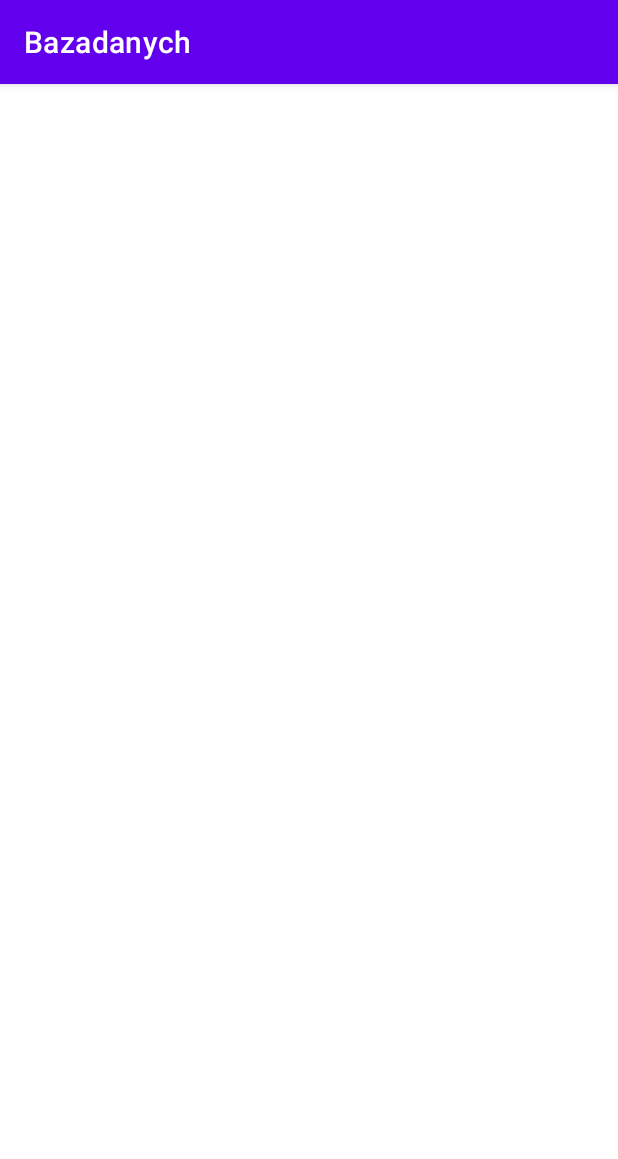
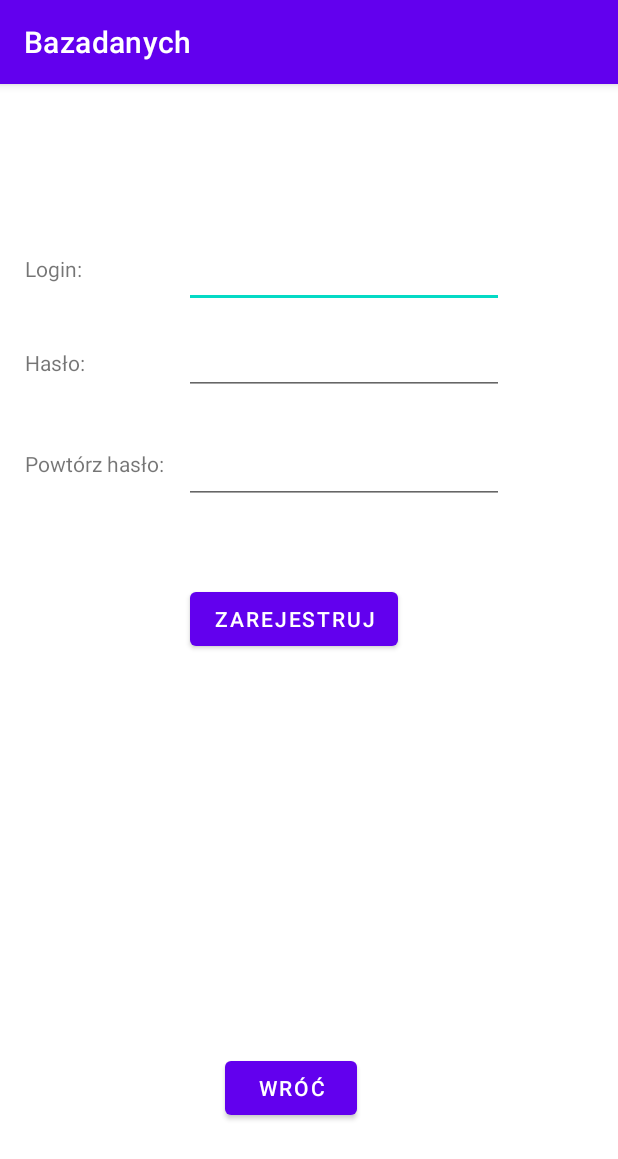
Before and after one commit to Gryba19/bazadanych, an Android app: the RegisterActivity screen opened directly, with no data from a screen before it, on a phone screen of 412 x 824 dp. Shown: the top 1159 px of the screen. Run offline under Robolectric (Android 15) with nearby library versions, the phone set to English and light mode, and no system bars.

```diff
--- a/app/src/main/java/com/example/bazadanych/RegisterActivity.java
+++ b/app/src/main/java/com/example/bazadanych/RegisterActivity.java
@@ -2,13 +2,24 @@ package com.example.bazadanych;
 
 import androidx.appcompat.app.AppCompatActivity;
 
+import android.content.Intent;
 import android.os.Bundle;
+import android.view.View;
+import android.widget.Button;
 
 public class RegisterActivity extends AppCompatActivity {
-
+    Button wroc;
     @Override
     protected void onCreate(Bundle savedInstanceState) {
         super.onCreate(savedInstanceState);
         setContentView(R.layout.activity_register);
+        wroc=findViewById(R.id.back);
+        wroc.setOnClickListener(new View.OnClickListener() {
+            @Override
+            public void onClick(View v) {
+                Intent intent = new Intent(RegisterActivity.this, MainActivity.class);
+                startActivity(intent);
+            }
+        });
     }
 }
--- a/app/src/main/res/layout/activity_register.xml
+++ b/app/src/main/res/layout/activity_register.xml
@@ -6,4 +6,102 @@
     android:layout_height="match_parent"
     tools:context=".RegisterActivity">
 
+    <Button
+        android:id="@+id/button"
+        android:layout_width="wrap_content"
+        android:layout_height="wrap_content"
+        android:text="zarejestruj"
+        app:layout_constraintBottom_toBottomOf="parent"
+        app:layout_constraintEnd_toEndOf="parent"
+        app:layout_constraintHorizontal_bias="0.463"
+        app:layout_constraintStart_toStartOf="parent"
+        app:layout_constraintTop_toTopOf="parent"
+        app:layout_constraintVertical_bias="0.462" />
+
+    <Button
+        android:id="@+id/back"
+        android:layout_width="wrap_content"
+        android:layout_height="wrap_content"
+        android:text="Wróć"
+        app:layout_constraintBottom_toBottomOf="parent"
+        app:layout_constraintEnd_toEndOf="parent"
+        app:layout_constraintHorizontal_bias="0.463"
+        app:layout_constraintStart_toStartOf="parent"
+        app:layout_constraintTop_toTopOf="parent"
+        app:layout_constraintVertical_bias="0.896" />
+
+    <EditText
+        android:id="@+id/editTextTextPersonName"
+        android:layout_width="wrap_content"
+        android:layout_height="wrap_content"
+        android:ems="10"
+        android:inputType="textPersonName"
+        app:layout_constraintBottom_toBottomOf="parent"
+        app:layout_constraintEnd_toEndOf="parent"
+        app:layout_constraintHorizontal_bias="0.616"
+        app:layout_constraintStart_toStartOf="parent"
+        app:layout_constraintTop_toTopOf="parent"
+        app:layout_constraintVertical_bias="0.144" />
+
+    <EditText
+        android:id="@+id/editTextTextPassword"
+        android:layout_width="wrap_content"
+        android:layout_height="wrap_content"
+        android:ems="10"
+        android:inputType="textPassword"
+        app:layout_constraintBottom_toBottomOf="parent"
+        app:layout_constraintEnd_toEndOf="parent"
+        app:layout_constraintHorizontal_bias="0.616"
+        app:layout_constraintStart_toStartOf="parent"
+        app:layout_constraintTop_toTopOf="parent"
+        app:layout_constraintVertical_bias="0.224" />
+
+    <EditText
+        android:id="@+id/editTextTextPassword2"
+        android:layout_width="wrap_content"
+        android:layout_height="wrap_content"
+        android:ems="10"
+        android:inputType="textPassword"
+        app:layout_constraintBottom_toBottomOf="parent"
+        app:layout_constraintEnd_toEndOf="parent"
+        app:layout_constraintHorizontal_bias="0.616"
+        app:layout_constraintStart_toStartOf="parent"
+        app:layout_constraintTop_toTopOf="parent"
+        app:layout_constraintVertical_bias="0.325" />
+
+    <TextView
+        android:id="@+id/textView3"
+        android:layout_width="wrap_content"
+        android:layout_height="wrap_content"
+        android:text="Login:"
+        app:layout_constraintBottom_toBottomOf="parent"
+        app:layout_constraintEnd_toEndOf="parent"
+        app:layout_constraintHorizontal_bias="0.045"
+        app:layout_constraintStart_toStartOf="parent"
+        app:layout_constraintTop_toTopOf="parent"
+        app:layout_constraintVertical_bias="0.151" />
+
+    <TextView
+        android:id="@+id/textView4"
+        android:layout_width="wrap_content"
+        android:layout_height="wrap_content"
+        android:text="Hasło:"
+        app:layout_constraintBottom_toBottomOf="parent"
+        app:layout_constraintEnd_toEndOf="parent"
+        app:layout_constraintHorizontal_bias="0.045"
+        app:layout_constraintStart_toStartOf="parent"
+        app:layout_constraintTop_toTopOf="parent"
+        app:layout_constraintVertical_bias="0.235" />
+
+    <TextView
+        android:id="@+id/textView5"
+        android:layout_width="wrap_content"
+        android:layout_height="wrap_content"
+        android:text="Powtórz hasło:"
+        app:layout_constraintBottom_toBottomOf="parent"
+        app:layout_constraintEnd_toEndOf="parent"
+        app:layout_constraintHorizontal_bias="0.053"
+        app:layout_constraintStart_toStartOf="parent"
+        app:layout_constraintTop_toTopOf="parent"
+        app:layout_constraintVertical_bias="0.325" />
 </androidx.constraintlayout.widget.ConstraintLayout>
```
